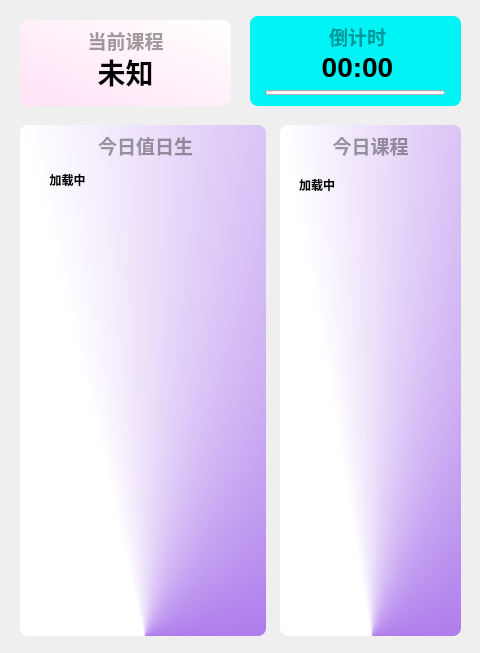
The window that Resource/ui/dp/class_dp5.ui (Yamikani-Flipped/LingYun-Class-Widgets) describes before a commit, drawn with Qt 5.
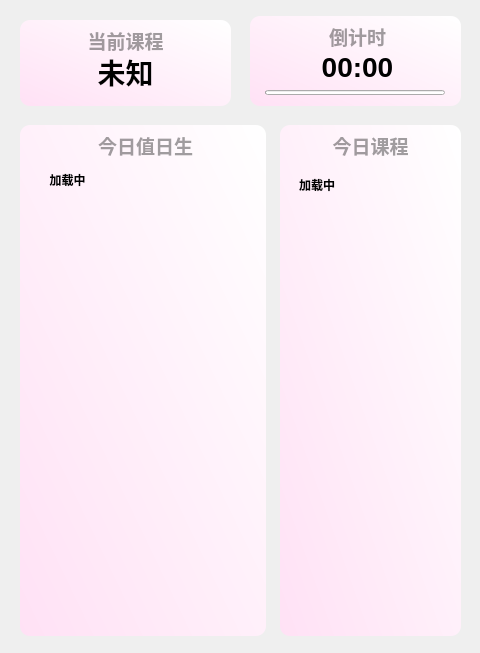
The same window after the commit. Custom widgets are drawn as their Qt base class.

Diff of the .ui file:
```diff
--- a/Resource/ui/dp/class_dp5.ui
+++ b/Resource/ui/dp/class_dp5.ui
@@ -134,7 +134,7 @@
    <property name="styleSheet">
     <string notr="true">background-color: qlineargradient(spread:pad, x1:0, y1:1, x2:1, y2:0, stop:0 rgba(255, 225, 245, 255), stop:1 rgba(255, 255, 255, 255));
 
-border-radius: 8px</string>
+border-radius: 10px</string>
    </property>
    <property name="text">
     <string/>
@@ -242,8 +242,9 @@
     </rect>
    </property>
    <property name="styleSheet">
-    <string notr="true">background-color: qconicalgradient(cx:0.506, cy:1, angle:202.5, stop:0.255682 rgba(129, 52, 225, 255), stop:0.761364 rgba(255, 255, 255, 255));
-border-radius: 8px</string>
+    <string notr="true">background-color: qlineargradient(spread:pad, x1:0, y1:1, x2:1, y2:0, stop:0 rgba(255, 225, 245, 255), stop:1 rgba(255, 255, 255, 255));
+
+border-radius: 10px</string>
    </property>
    <property name="text">
     <string/>
@@ -290,8 +291,9 @@
     </rect>
    </property>
    <property name="styleSheet">
-    <string notr="true">background-color: rgba(0, 243, 245, 255);
-border-radius: 8px</string>
+    <string notr="true">background-color: qlineargradient(spread:pad, x1:0, y1:1, x2:1, y2:0, stop:0 rgba(255, 225, 245, 255), stop:1 rgba(255, 255, 255, 255));
+
+border-radius: 10px</string>
    </property>
    <property name="text">
     <string/>
@@ -448,8 +450,9 @@
     </rect>
    </property>
    <property name="styleSheet">
-    <string notr="true">background-color: qconicalgradient(cx:0.506, cy:1, angle:202.5, stop:0.255682 rgba(129, 52, 225, 255), stop:0.761364 rgba(255, 255, 255, 255));
-border-radius: 8px</string>
+    <string notr="true">background-color: qlineargradient(spread:pad, x1:0, y1:1, x2:1, y2:0, stop:0 rgba(255, 225, 245, 255), stop:1 rgba(255, 255, 255, 255));
+
+border-radius: 10px</string>
    </property>
    <property name="text">
     <string/>
```
